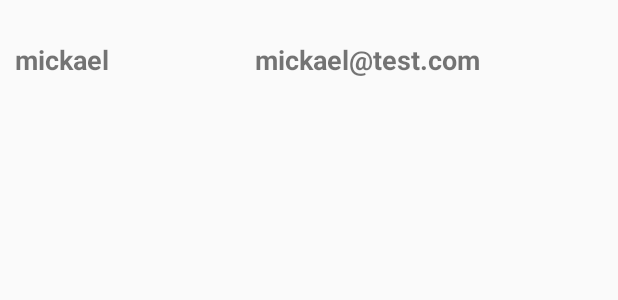
After one commit to Busilearn/Abracadabra, an Android app: the layout row_item.xml on its own in the app's theme, with its tools: preview values and no code run, on a phone screen of 412 x 824 dp. The commit adds this screen. Shown: the top 300 px of the screen. Run offline under Robolectric (Android 15) with nearby library versions, the phone set to English and light mode, and no system bars.

Commit message:
V1.2 Implementing retrofit + recyclerView without basic auth

```diff
--- a/app/build.gradle
+++ b/app/build.gradle
@@ -29,4 +29,7 @@ dependencies {
     compile 'com.android.support:appcompat-v7:25.3.1'
     compile 'com.android.support.constraint:constraint-layout:1.0.2'
     testCompile 'junit:junit:4.12'
+    compile 'com.squareup.retrofit2:retrofit:2.3.0'
+    compile 'com.android.support:recyclerview-v7:25.3.1'
+    compile 'com.squareup.retrofit2:converter-gson:2.3.0'
 }
--- /dev/null
+++ b/app/src/main/res/layout/row_item.xml
@@ -0,0 +1,26 @@
+<?xml version="1.0" encoding="utf-8"?>
+<LinearLayout xmlns:android="http://schemas.android.com/apk/res/android"
+    android:orientation="horizontal"
+    android:layout_width="match_parent"
+    android:layout_height="80dp">
+
+    <TextView
+        android:layout_width="150dp"
+        android:layout_height="match_parent"
+        android:text="mickael"
+        android:textSize="18sp"
+        android:textStyle="bold"
+        android:gravity="center_vertical"
+        android:layout_marginLeft="10dp"
+        android:id="@+id/name"/>
+
+    <TextView
+        android:layout_width="wrap_content"
+        android:layout_height="match_parent"
+        android:text="mickael@test.com"
+        android:textSize="18sp"
+        android:textStyle="bold"
+        android:gravity="center_vertical"
+        android:layout_marginLeft="10dp"
+        android:id="@+id/full_name"/>
+</LinearLayout>
```
Also changed, not shown: app/src/main/java/com/apero_area/aperoarea/ApiClient.java (added, +28 -0 lines), app/src/main/java/com/apero_area/aperoarea/ApiInterface.java (added, +20 -0 lines), app/src/main/java/com/apero_area/aperoarea/MainActivity.java (+43 -4 lines), app/src/main/java/com/apero_area/aperoarea/RecyclerAdapter.java (added, +50 -0 lines), app/src/main/java/com/apero_area/aperoarea/product.java (added, +40 -0 lines), app/src/main/res/layout/activity_main.xml (+6 -9 lines).
